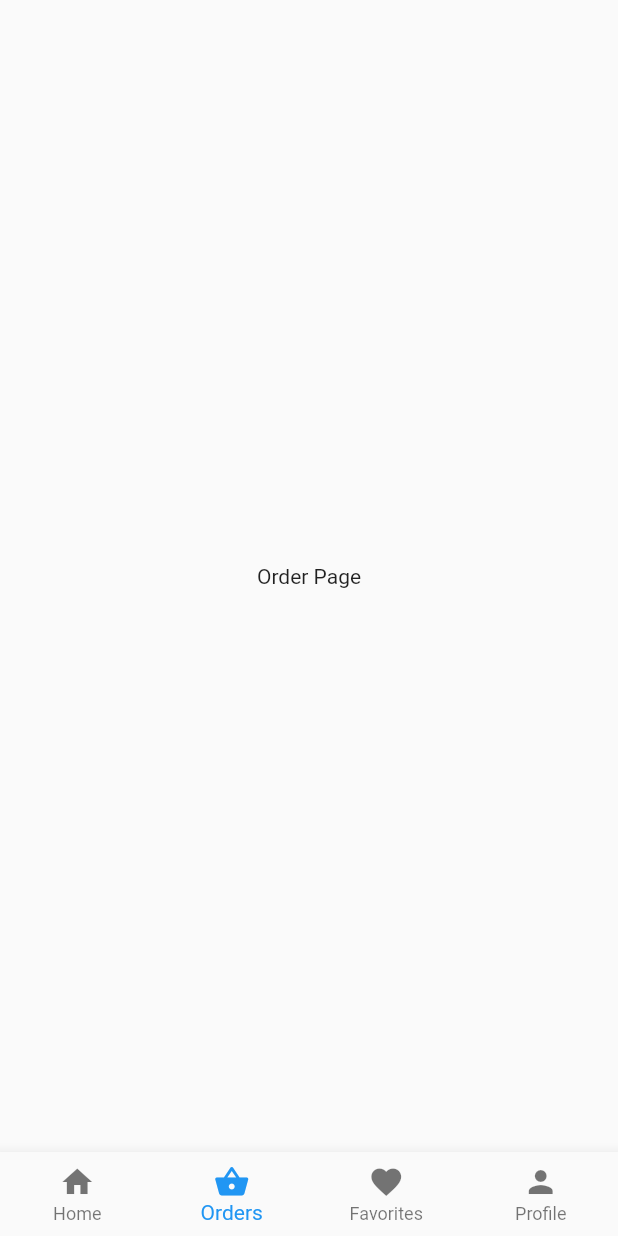
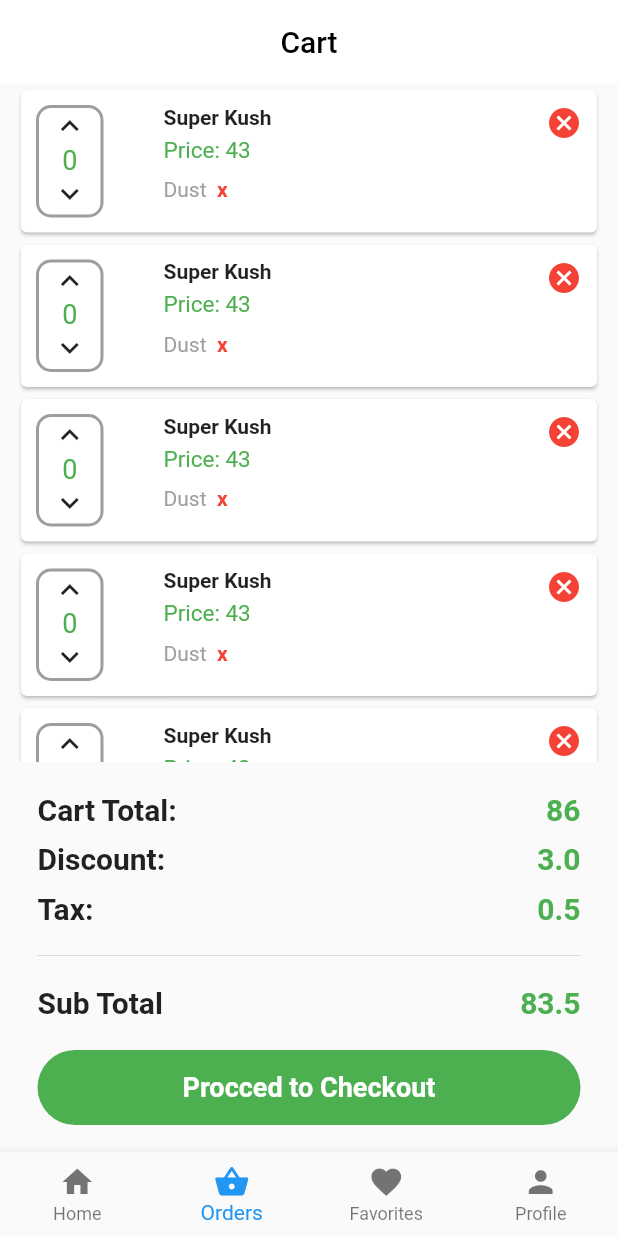
Before and after one commit to fanonxr/Nimbus, a Flutter app: the screen it shows after launch, item 2 of the bottom bar chosen, on a phone screen of 412 x 824 dp. Run offline on Flutter 3.47's test engine with Material 2 defaults, Android fonts, the phone set to English and light mode, and no system bars.

Commit message:
Orders page: complete UI setup for orders page. Needs to handle the data dynamically now.

```diff
--- /dev/null
+++ b/lib/components/order_card.dart
@@ -0,0 +1,132 @@
+import 'package:flutter/material.dart';
+
+class OrderCard extends StatelessWidget {
+  @override
+  Widget build(BuildContext context) {
+    return Card(
+      child: Padding(
+        padding: EdgeInsets.symmetric(horizontal: 10.0, vertical: 10.0),
+        child: Row(
+          crossAxisAlignment: CrossAxisAlignment.start,
+          children: <Widget>[
+            Container(
+              height: 75.0,
+              width: 45.0,
+              decoration: BoxDecoration(
+                  border: Border.all(
+                    color: Colors.grey,
+                    width: 2.0,
+                  ),
+                  borderRadius: BorderRadius.circular(10.0)),
+              child: Column(
+                children: <Widget>[
+                  InkWell(
+                    onTap: () {
+                      // increase the quantity of item
+                    },
+                    child: Icon(Icons.keyboard_arrow_up),
+                  ),
+                  Text(
+                    "0",
+                    style: TextStyle(fontSize: 18.0, color: Colors.green),
+                  ),
+                  InkWell(
+                    onTap: () {
+                      // decrease quantity of item
+                    },
+                    child: Icon(Icons.keyboard_arrow_down),
+                  ),
+                ],
+              ),
+            ),
+            SizedBox(
+              width: 20.0,
+            ),
+            Container(
+              decoration: BoxDecoration(
+                image: DecorationImage(
+                  image: AssetImage("images/ediables/brownie-ediable.png"),
+                  fit: BoxFit.cover,
+                ),
+                borderRadius: BorderRadius.circular(30.0),
+                boxShadow: [
+                  BoxShadow(
+                    color: Colors.black12,
+                    blurRadius: 5.0,
+                    offset: Offset(0.0, 5.0),
+                  )
+                ],
+              ),
+            ),
+            SizedBox(
+              width: 20.0,
+            ),
+            Column(
+              crossAxisAlignment: CrossAxisAlignment.start,
+              children: <Widget>[
+                Text(
+                  "Super Kush",
+                  style: TextStyle(fontSize: 14.0, fontWeight: FontWeight.bold),
+                ),
+                SizedBox(
+                  height: 5.0,
+                ),
+                Text(
+                  "Price: 43",
+                  style: TextStyle(color: Colors.green, fontSize: 15.0),
+                ),
+                SizedBox(
+                  height: 5.0,
+                ),
+                Container(
+                  height: 25.0,
+                  width: 120.0,
+                  child: ListView(
+                    scrollDirection: Axis.horizontal,
+                    children: <Widget>[
+                      Container(
+                        margin: EdgeInsets.only(right: 10.0),
+                        child: Row(
+                          children: <Widget>[
+                            Text(
+                              "Dust",
+                              style: TextStyle(color: Colors.grey),
+                            ),
+                            SizedBox(
+                              width: 7.0,
+                            ),
+                            InkWell(
+                              onTap: () {
+                                // add/get rid of add ons
+                              },
+                              child: Text(
+                                "x",
+                                style: TextStyle(
+                                    color: Colors.red,
+                                    fontWeight: FontWeight.bold),
+                              ),
+                            ),
+                          ],
+                        ),
+                      ),
+                    ],
+                  ),
+                )
+              ],
+            ),
+            Spacer(),
+            GestureDetector(
+              onTap: (){
+                // remove item from the cart
+              },
+              child: Icon(
+                Icons.cancel,
+                color: Colors.red,
+              ),
+            ),
+          ],
+        ),
+      ),
+    );
+  }
+}
--- a/lib/screens/order_screen.dart
+++ b/lib/screens/order_screen.dart
@@ -1,4 +1,5 @@
 import 'package:flutter/material.dart';
+import 'package:nimbus/components/order_card.dart';
 
 class OrderScreen extends StatefulWidget {
   @override
@@ -8,8 +9,93 @@ class OrderScreen extends StatefulWidget {
 class _OrderScreenState extends State<OrderScreen> {
   @override
   Widget build(BuildContext context) {
-    return Center(
-      child: Text("Order Page"),
+    return Scaffold(
+      appBar: AppBar(
+        title: Text("Cart", style: TextStyle(color: Colors.black),),
+        centerTitle: true,
+        backgroundColor: Colors.white,
+        elevation: 0.0,
+      ),
+      body: ListView(
+        padding: EdgeInsets.symmetric(horizontal: 10.0,),
+        scrollDirection: Axis.vertical,
+        children: <Widget>[
+          OrderCard(),
+          OrderCard(),
+          OrderCard(),
+          OrderCard(),
+          OrderCard(),
+          OrderCard(),
+        ],
+      ),
+      bottomNavigationBar: _buildTotalContainer(),
+    );
+  }
+
+  Widget _buildTotalContainer() {
+    return Container(
+      height: 240.0,
+      margin: EdgeInsets.only(top: 20.0),
+      padding: EdgeInsets.symmetric(horizontal: 25.0),
+      child: Column(
+        children: <Widget>[
+//          ListTile(
+//            leading: Text('Cart Total:', style: TextStyle(fontSize: 20.0, fontWeight: FontWeight.bold),),
+//            trailing: Text("86", style: TextStyle(fontSize: 20.0, fontWeight: FontWeight.bold, color: Colors.green),)
+//          ),
+//          ListTile(
+//              leading: Text('Discount:', style: TextStyle(fontSize: 20.0, fontWeight: FontWeight.bold),),
+//              trailing: Text("86", style: TextStyle(fontSize: 20.0, fontWeight: FontWeight.bold, color: Colors.green),)
+//          ),
+//          ListTile(
+//              leading: Text('Cart Total', style: TextStyle(fontSize: 20.0, fontWeight: FontWeight.bold),),
+//              trailing: Text("86", style: TextStyle(fontSize: 20.0, fontWeight: FontWeight.bold, color: Colors.green),)
+//          ),
+        Row(
+          mainAxisAlignment: MainAxisAlignment.spaceBetween,
+          children: <Widget>[
+            Text('Cart Total:', style: TextStyle(fontSize: 20.0, fontWeight: FontWeight.bold),),
+            Text("86", style: TextStyle(fontSize: 20.0, fontWeight: FontWeight.bold, color: Colors.green),),
+          ],
+        ),
+          SizedBox(height: 10.0,),
+          Row(
+            mainAxisAlignment: MainAxisAlignment.spaceBetween,
+            children: <Widget>[
+              Text('Discount:', style: TextStyle(fontSize: 20.0, fontWeight: FontWeight.bold),),
+              Text("3.0", style: TextStyle(fontSize: 20.0, fontWeight: FontWeight.bold, color: Colors.green),),
+            ],
+          ),
+          SizedBox(height: 10.0,),
+          Row(
+            mainAxisAlignment: MainAxisAlignment.spaceBetween,
+            children: <Widget>[
+              Text('Tax:', style: TextStyle(fontSize: 20.0, fontWeight: FontWeight.bold),),
+              Text("0.5", style: TextStyle(fontSize: 20.0, fontWeight: FontWeight.bold, color: Colors.green),),
+            ],
+          ),
+          Divider(height: 40.0,),
+          Row(
+            mainAxisAlignment: MainAxisAlignment.spaceBetween,
+            children: <Widget>[
+              Text('Sub Total', style: TextStyle(fontSize: 20.0, fontWeight: FontWeight.bold),),
+              Text("83.5", style: TextStyle(fontSize: 20.0, fontWeight: FontWeight.bold, color: Colors.green),),
+            ],
+          ),
+          SizedBox(height: 20.0,),
+          Container(
+            width: MediaQuery.of(context).size.width,
+            height: 50.0,
+            decoration: BoxDecoration(
+              color: Colors.green,
+              borderRadius: BorderRadius.circular(60.0),
+            ),
+            child: Center(
+              child: Text("Procced to Checkout", style: TextStyle(color: Colors.white, fontWeight: FontWeight.bold, fontSize: 18.0),),
+            ),
+          )
+        ],
+      ),
     );
   }
 }
```
